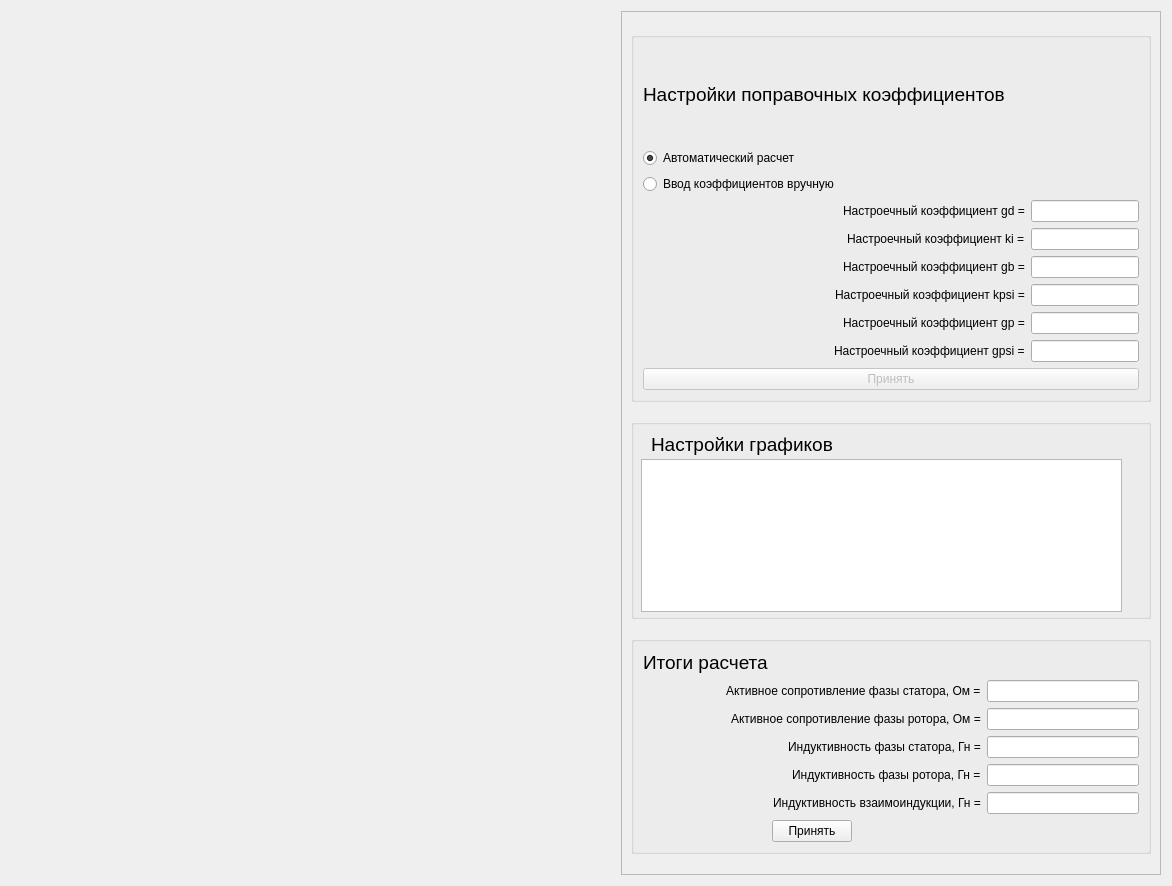
Old version of the form ImView/identf.ui in the repository Ivanos121/ImView.
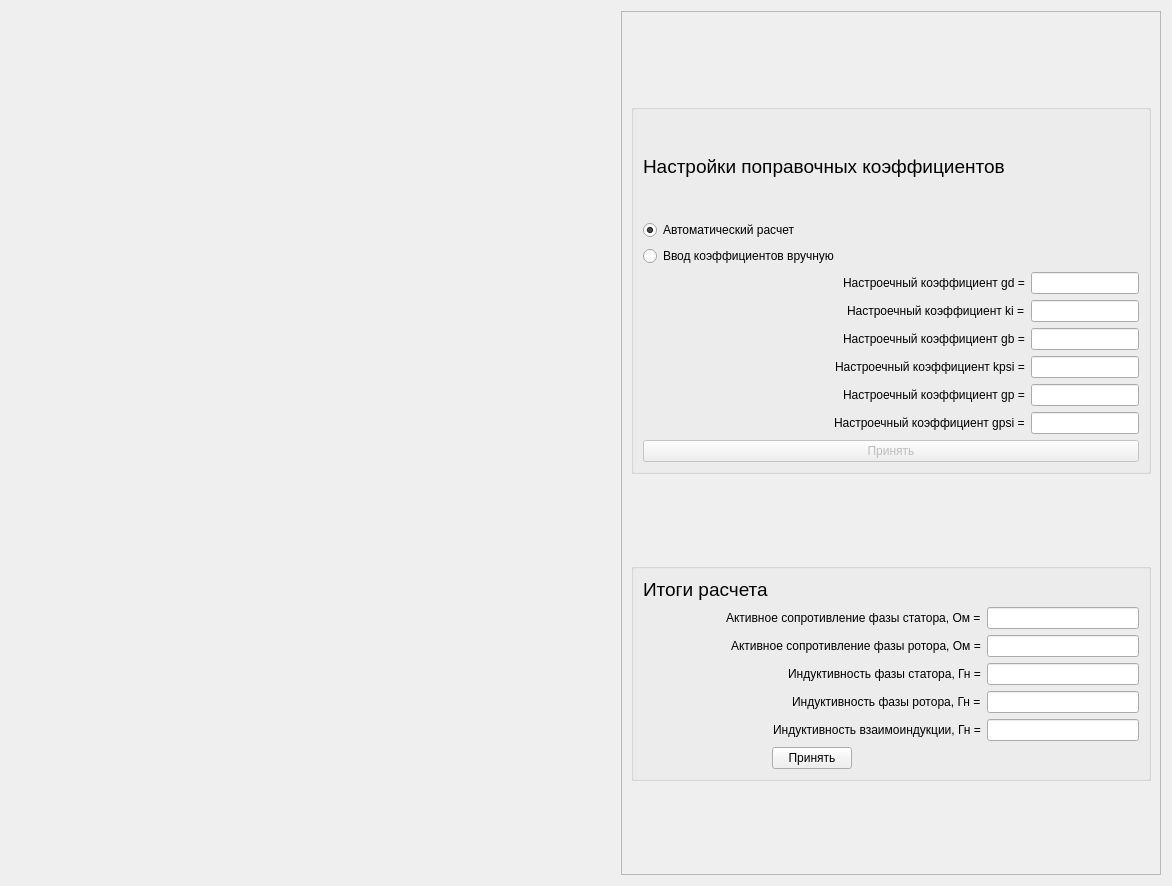
New version of the form. Custom widgets are drawn as their Qt base class.

```diff
--- a/ImView/identf.ui
+++ b/ImView/identf.ui
@@ -55,266 +55,11 @@
        <rect>
         <x>0</x>
         <y>0</y>
-        <width>536</width>
-        <height>870</height>
+        <width>538</width>
+        <height>866</height>
        </rect>
       </property>
       <layout class="QGridLayout" name="gridLayout_3">
-       <item row="1" column="0">
-        <widget class="QGroupBox" name="groupBox_3">
-         <property name="sizePolicy">
-          <sizepolicy hsizetype="Preferred" vsizetype="Fixed">
-           <horstretch>0</horstretch>
-           <verstretch>0</verstretch>
-          </sizepolicy>
-         </property>
-         <property name="minimumSize">
-          <size>
-           <width>0</width>
-           <height>200</height>
-          </size>
-         </property>
-         <property name="title">
-          <string/>
-         </property>
-         <widget class="QLabel" name="label">
-          <property name="geometry">
-           <rect>
-            <x>20</x>
-            <y>10</y>
-            <width>241</width>
-            <height>31</height>
-           </rect>
-          </property>
-          <property name="text">
-           <string>&lt;html&gt;&lt;head/&gt;&lt;body&gt;&lt;p&gt;&lt;span style=&quot; font-size:14pt;&quot;&gt;Настройки графиков&lt;/span&gt;&lt;/p&gt;&lt;/body&gt;&lt;/html&gt;</string>
-          </property>
-         </widget>
-         <widget class="QTableWidget" name="tableWidget">
-          <property name="geometry">
-           <rect>
-            <x>10</x>
-            <y>40</y>
-            <width>481</width>
-            <height>153</height>
-           </rect>
-          </property>
-          <property name="sizePolicy">
-           <sizepolicy hsizetype="Expanding" vsizetype="Fixed">
-            <horstretch>0</horstretch>
-            <verstretch>0</verstretch>
-           </sizepolicy>
-          </property>
-          <property name="minimumSize">
-           <size>
-            <width>0</width>
-            <height>153</height>
-           </size>
-          </property>
-          <property name="maximumSize">
-           <size>
-            <width>16777215</width>
-            <height>153</height>
-           </size>
-          </property>
-         </widget>
-        </widget>
-       </item>
-       <item row="2" column="0">
-        <widget class="QGroupBox" name="groupBox_2">
-         <property name="sizePolicy">
-          <sizepolicy hsizetype="Fixed" vsizetype="Fixed">
-           <horstretch>0</horstretch>
-           <verstretch>0</verstretch>
-          </sizepolicy>
-         </property>
-         <property name="minimumSize">
-          <size>
-           <width>500</width>
-           <height>0</height>
-          </size>
-         </property>
-         <property name="maximumSize">
-          <size>
-           <width>550</width>
-           <height>16777215</height>
-          </size>
-         </property>
-         <property name="title">
-          <string/>
-         </property>
-         <layout class="QGridLayout" name="gridLayout_2">
-          <item row="1" column="0" alignment="Qt::AlignRight">
-           <widget class="QLabel" name="label_10">
-            <property name="text">
-             <string>Активное сопротивление фазы статора, Ом =</string>
-            </property>
-           </widget>
-          </item>
-          <item row="4" column="1">
-           <widget class="QLineEdit" name="lineEdit_9">
-            <property name="sizePolicy">
-             <sizepolicy hsizetype="Fixed" vsizetype="Fixed">
-              <horstretch>0</horstretch>
-              <verstretch>0</verstretch>
-             </sizepolicy>
-            </property>
-            <property name="minimumSize">
-             <size>
-              <width>152</width>
-              <height>0</height>
-             </size>
-            </property>
-            <property name="maximumSize">
-             <size>
-              <width>16777215</width>
-              <height>16777215</height>
-             </size>
-            </property>
-           </widget>
-          </item>
-          <item row="3" column="1">
-           <widget class="QLineEdit" name="lineEdit_10">
-            <property name="sizePolicy">
-             <sizepolicy hsizetype="Fixed" vsizetype="Fixed">
-              <horstretch>0</horstretch>
-              <verstretch>0</verstretch>
-             </sizepolicy>
-            </property>
-            <property name="minimumSize">
-             <size>
-              <width>152</width>
-              <height>0</height>
-             </size>
-            </property>
-            <property name="maximumSize">
-             <size>
-              <width>16777215</width>
-              <height>16777215</height>
-             </size>
-            </property>
-           </widget>
-          </item>
-          <item row="2" column="1">
-           <widget class="QLineEdit" name="lineEdit_11">
-            <property name="sizePolicy">
-             <sizepolicy hsizetype="Fixed" vsizetype="Fixed">
-              <horstretch>0</horstretch>
-              <verstretch>0</verstretch>
-             </sizepolicy>
-            </property>
-            <property name="minimumSize">
-             <size>
-              <width>152</width>
-              <height>0</height>
-             </size>
-            </property>
-            <property name="maximumSize">
-             <size>
-              <width>16777215</width>
-              <height>16777215</height>
-             </size>
-            </property>
-           </widget>
-          </item>
-          <item row="2" column="0" alignment="Qt::AlignRight">
-           <widget class="QLabel" name="label_11">
-            <property name="text">
-             <string>Активное сопротивление фазы ротора, Ом =</string>
-            </property>
-           </widget>
-          </item>
-          <item row="3" column="0" alignment="Qt::AlignRight">
-           <widget class="QLabel" name="label_12">
-            <property name="text">
-             <string>Индуктивность фазы статора, Гн =</string>
-            </property>
-           </widget>
-          </item>
-          <item row="0" column="0">
-           <widget class="QLabel" name="label_15">
-            <property name="text">
-             <string>&lt;html&gt;&lt;head/&gt;&lt;body&gt;&lt;p&gt;&lt;span style=&quot; font-size:14pt;&quot;&gt;Итоги расчета&lt;/span&gt;&lt;/p&gt;&lt;/body&gt;&lt;/html&gt;</string>
-            </property>
-           </widget>
-          </item>
-          <item row="6" column="0" alignment="Qt::AlignHCenter">
-           <widget class="QPushButton" name="pushButton">
-            <property name="sizePolicy">
-             <sizepolicy hsizetype="Fixed" vsizetype="Fixed">
-              <horstretch>0</horstretch>
-              <verstretch>0</verstretch>
-             </sizepolicy>
-            </property>
-            <property name="text">
-             <string>Принять</string>
-            </property>
-           </widget>
-          </item>
-          <item row="5" column="0" alignment="Qt::AlignRight">
-           <widget class="QLabel" name="label_14">
-            <property name="text">
-             <string>Индуктивность взаимоиндукции, Гн =</string>
-            </property>
-           </widget>
-          </item>
-          <item row="5" column="1">
-           <widget class="QLineEdit" name="lineEdit_8">
-            <property name="sizePolicy">
-             <sizepolicy hsizetype="Fixed" vsizetype="Fixed">
-              <horstretch>0</horstretch>
-              <verstretch>0</verstretch>
-             </sizepolicy>
-            </property>
-            <property name="minimumSize">
-             <size>
-              <width>152</width>
-              <height>0</height>
-             </size>
-            </property>
-            <property name="maximumSize">
-             <size>
-              <width>16777215</width>
-              <height>16777215</height>
-             </size>
-            </property>
-           </widget>
-          </item>
-          <item row="4" column="0" alignment="Qt::AlignRight">
-           <widget class="QLabel" name="label_13">
-            <property name="text">
-             <string>Индуктивность фазы ротора, Гн =</string>
-            </property>
-           </widget>
-          </item>
-          <item row="1" column="1">
-           <widget class="QLineEdit" name="lineEdit_12">
-            <property name="enabled">
-             <bool>true</bool>
-            </property>
-            <property name="sizePolicy">
-             <sizepolicy hsizetype="Fixed" vsizetype="Fixed">
-              <horstretch>0</horstretch>
-              <verstretch>0</verstretch>
-             </sizepolicy>
-            </property>
-            <property name="minimumSize">
-             <size>
-              <width>152</width>
-              <height>0</height>
-             </size>
-            </property>
-            <property name="maximumSize">
-             <size>
-              <width>16777215</width>
-              <height>16777215</height>
-             </size>
-            </property>
-           </widget>
-          </item>
-         </layout>
-        </widget>
-       </item>
        <item row="0" column="0">
         <widget class="QGroupBox" name="groupBox">
          <property name="sizePolicy">
@@ -539,6 +284,201 @@
          </layout>
         </widget>
        </item>
+       <item row="1" column="0">
+        <widget class="QGroupBox" name="groupBox_2">
+         <property name="sizePolicy">
+          <sizepolicy hsizetype="Fixed" vsizetype="Fixed">
+           <horstretch>0</horstretch>
+           <verstretch>0</verstretch>
+          </sizepolicy>
+         </property>
+         <property name="minimumSize">
+          <size>
+           <width>500</width>
+           <height>0</height>
+          </size>
+         </property>
+         <property name="maximumSize">
+          <size>
+           <width>550</width>
+           <height>16777215</height>
+          </size>
+         </property>
+         <property name="title">
+          <string/>
+         </property>
+         <layout class="QGridLayout" name="gridLayout_2">
+          <item row="1" column="0" alignment="Qt::AlignRight">
+           <widget class="QLabel" name="label_10">
+            <property name="text">
+             <string>Активное сопротивление фазы статора, Ом =</string>
+            </property>
+           </widget>
+          </item>
+          <item row="4" column="1">
+           <widget class="QLineEdit" name="lineEdit_9">
+            <property name="sizePolicy">
+             <sizepolicy hsizetype="Fixed" vsizetype="Fixed">
+              <horstretch>0</horstretch>
+              <verstretch>0</verstretch>
+             </sizepolicy>
+            </property>
+            <property name="minimumSize">
+             <size>
+              <width>152</width>
+              <height>0</height>
+             </size>
+            </property>
+            <property name="maximumSize">
+             <size>
+              <width>16777215</width>
+              <height>16777215</height>
+             </size>
+            </property>
+           </widget>
+          </item>
+          <item row="3" column="1">
+           <widget class="QLineEdit" name="lineEdit_10">
+            <property name="sizePolicy">
+             <sizepolicy hsizetype="Fixed" vsizetype="Fixed">
+              <horstretch>0</horstretch>
+              <verstretch>0</verstretch>
+             </sizepolicy>
+            </property>
+            <property name="minimumSize">
+             <size>
+              <width>152</width>
+              <height>0</height>
+             </size>
+            </property>
+            <property name="maximumSize">
+             <size>
+              <width>16777215</width>
+              <height>16777215</height>
+             </size>
+            </property>
+           </widget>
+          </item>
+          <item row="2" column="1">
+           <widget class="QLineEdit" name="lineEdit_11">
+            <property name="sizePolicy">
+             <sizepolicy hsizetype="Fixed" vsizetype="Fixed">
+              <horstretch>0</horstretch>
+              <verstretch>0</verstretch>
+             </sizepolicy>
+            </property>
+            <property name="minimumSize">
+             <size>
+              <width>152</width>
+              <height>0</height>
+             </size>
+            </property>
+            <property name="maximumSize">
+             <size>
+              <width>16777215</width>
+              <height>16777215</height>
+             </size>
+            </property>
+           </widget>
+          </item>
+          <item row="2" column="0" alignment="Qt::AlignRight">
+           <widget class="QLabel" name="label_11">
+            <property name="text">
+             <string>Активное сопротивление фазы ротора, Ом =</string>
+            </property>
+           </widget>
+          </item>
+          <item row="3" column="0" alignment="Qt::AlignRight">
+           <widget class="QLabel" name="label_12">
+            <property name="text">
+             <string>Индуктивность фазы статора, Гн =</string>
+            </property>
+           </widget>
+          </item>
+          <item row="0" column="0">
+           <widget class="QLabel" name="label_15">
+            <property name="text">
+             <string>&lt;html&gt;&lt;head/&gt;&lt;body&gt;&lt;p&gt;&lt;span style=&quot; font-size:14pt;&quot;&gt;Итоги расчета&lt;/span&gt;&lt;/p&gt;&lt;/body&gt;&lt;/html&gt;</string>
+            </property>
+           </widget>
+          </item>
+          <item row="6" column="0" alignment="Qt::AlignHCenter">
+           <widget class="QPushButton" name="pushButton">
+            <property name="sizePolicy">
+             <sizepolicy hsizetype="Fixed" vsizetype="Fixed">
+              <horstretch>0</horstretch>
+              <verstretch>0</verstretch>
+             </sizepolicy>
+            </property>
+            <property name="text">
+             <string>Принять</string>
+            </property>
+           </widget>
+          </item>
+          <item row="5" column="0" alignment="Qt::AlignRight">
+           <widget class="QLabel" name="label_14">
+            <property name="text">
+             <string>Индуктивность взаимоиндукции, Гн =</string>
+            </property>
+           </widget>
+          </item>
+          <item row="5" column="1">
+           <widget class="QLineEdit" name="lineEdit_8">
+            <property name="sizePolicy">
+             <sizepolicy hsizetype="Fixed" vsizetype="Fixed">
+              <horstretch>0</horstretch>
+              <verstretch>0</verstretch>
+             </sizepolicy>
+            </property>
+            <property name="minimumSize">
+             <size>
+              <width>152</width>
+              <height>0</height>
+             </size>
+            </property>
+            <property name="maximumSize">
+             <size>
+              <width>16777215</width>
+              <height>16777215</height>
+             </size>
+            </property>
+           </widget>
+          </item>
+          <item row="4" column="0" alignment="Qt::AlignRight">
+           <widget class="QLabel" name="label_13">
+            <property name="text">
+             <string>Индуктивность фазы ротора, Гн =</string>
+            </property>
+           </widget>
+          </item>
+          <item row="1" column="1">
+           <widget class="QLineEdit" name="lineEdit_12">
+            <property name="enabled">
+             <bool>true</bool>
+            </property>
+            <property name="sizePolicy">
+             <sizepolicy hsizetype="Fixed" vsizetype="Fixed">
+              <horstretch>0</horstretch>
+              <verstretch>0</verstretch>
+             </sizepolicy>
+            </property>
+            <property name="minimumSize">
+             <size>
+              <width>152</width>
+              <height>0</height>
+             </size>
+            </property>
+            <property name="maximumSize">
+             <size>
+              <width>16777215</width>
+              <height>16777215</height>
+             </size>
+            </property>
+           </widget>
+          </item>
+         </layout>
+        </widget>
+       </item>
       </layout>
      </widget>
     </widget>
```
